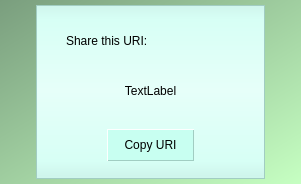
Qt form CLIENT/GUI/ui/gui_uri.ui (GiuliCler/GIMPteam) before a commit.
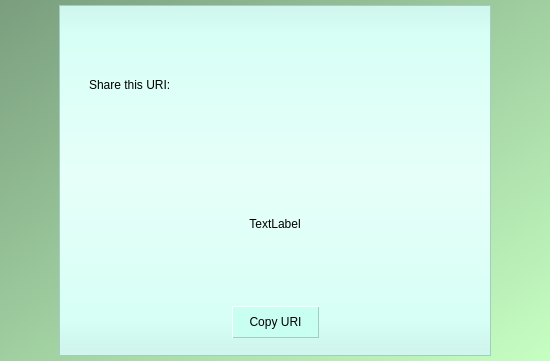
The same form after that commit.

The edit to the form file:
```diff
--- a/CLIENT/GUI/ui/gui_uri.ui
+++ b/CLIENT/GUI/ui/gui_uri.ui
@@ -6,8 +6,8 @@
    <rect>
     <x>0</x>
     <y>0</y>
-    <width>301</width>
-    <height>184</height>
+    <width>550</width>
+    <height>361</height>
    </rect>
   </property>
   <property name="windowTitle">
```
